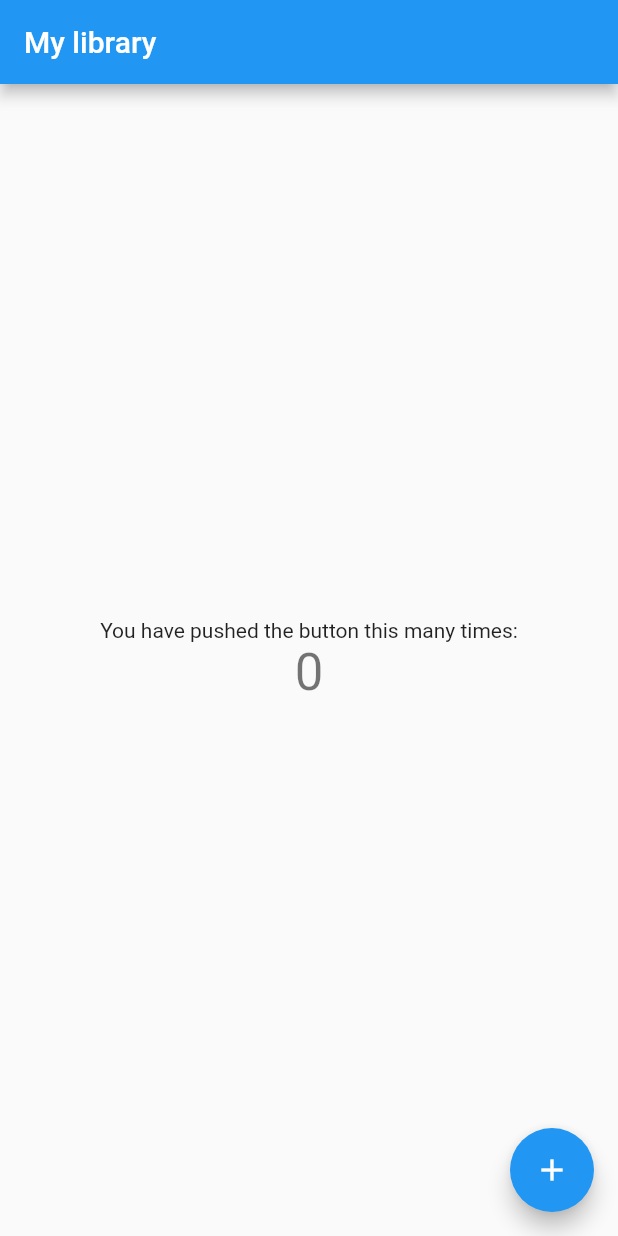
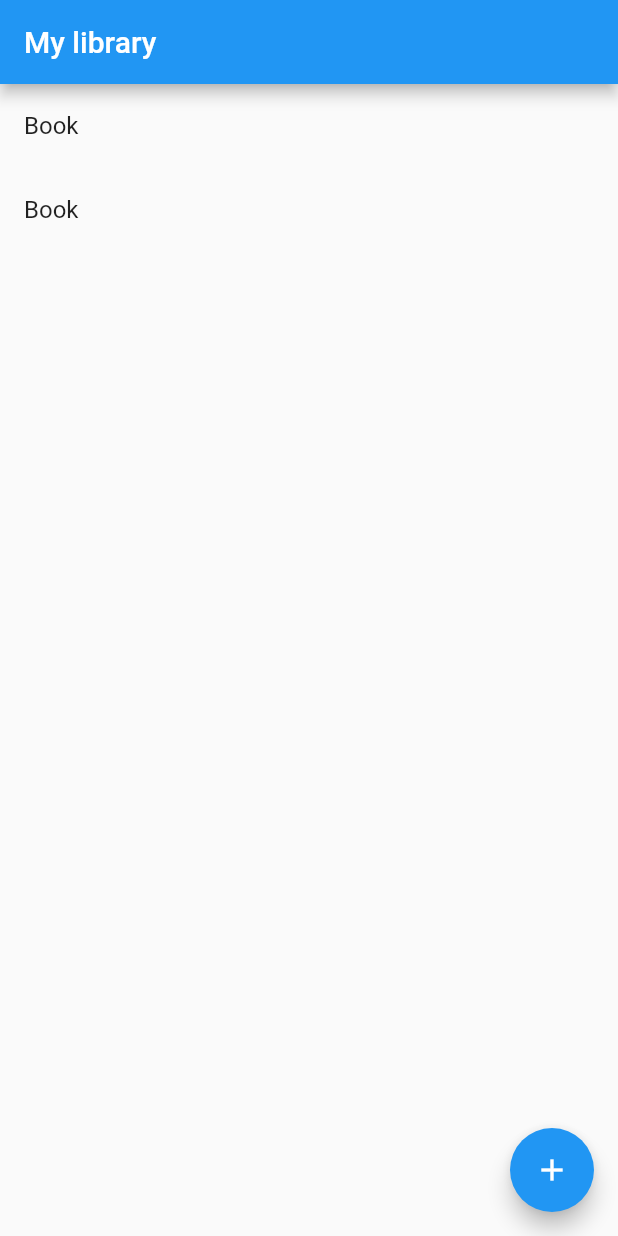
Before and after one commit to sberruer/flutter_mylibrary, a Flutter app: the screen it shows after launch, on a phone screen of 412 x 824 dp. Run offline on Flutter 3.47's test engine with Material 2 defaults, Android fonts, the phone set to English and light mode, and no system bars.

Commit message:
feat: add a library list of books

```diff
--- a/lib/main.dart
+++ b/lib/main.dart
@@ -1,4 +1,7 @@
 import 'package:flutter/material.dart';
+import 'package:flutter_mylibrary/service/BookService.dart';
+
+import 'model/Book.dart';
 
 void main() => runApp(MyApp());
 
@@ -9,15 +12,6 @@ class MyApp extends StatelessWidget {
     return MaterialApp(
       title: 'Flutter Demo',
       theme: ThemeData(
-        // This is the theme of your application.
-        //
-        // Try running your application with "flutter run". You'll see the
-        // application has a blue toolbar. Then, without quitting the app, try
-        // changing the primarySwatch below to Colors.green and then invoke
-        // "hot reload" (press "r" in the console where you ran "flutter run",
-        // or simply save your changes to "hot reload" in a Flutter IDE).
-        // Notice that the counter didn't reset back to zero; the application
-        // is not restarted.
         primarySwatch: Colors.blue,
       ),
       home: MyHomePage(title: 'My library'),
@@ -28,14 +22,7 @@ class MyApp extends StatelessWidget {
 class MyHomePage extends StatefulWidget {
   MyHomePage({Key key, this.title}) : super(key: key);
 
-  // This widget is the home page of your application. It is stateful, meaning
-  // that it has a State object (defined below) that contains fields that affect
-  // how it looks.
-
-  // This class is the configuration for the state. It holds the values (in this
-  // case the title) provided by the parent (in this case the App widget) and
-  // used by the build method of the State. Fields in a Widget subclass are
-  // always marked "final".
+  final BookService bookService = BookService();
 
   final String title;
 
@@ -44,66 +31,31 @@ class MyHomePage extends StatefulWidget {
 }
 
 class _MyHomePageState extends State<MyHomePage> {
-  int _counter = 0;
+  List<Book> books = List();
 
-  void _incrementCounter() {
+  @override
+  void initState() {
+    super.initState();
+
     setState(() {
-      // This call to setState tells the Flutter framework that something has
-      // changed in this State, which causes it to rerun the build method below
-      // so that the display can reflect the updated values. If we changed
-      // _counter without calling setState(), then the build method would not be
-      // called again, and so nothing would appear to happen.
-      _counter++;
+      books = widget.bookService.getAllBooks();
     });
   }
 
   @override
   Widget build(BuildContext context) {
-    // This method is rerun every time setState is called, for instance as done
-    // by the _incrementCounter method above.
-    //
-    // The Flutter framework has been optimized to make rerunning build methods
-    // fast, so that you can just rebuild anything that needs updating rather
-    // than having to individually change instances of widgets.
     return Scaffold(
       appBar: AppBar(
-        // Here we take the value from the MyHomePage object that was created by
-        // the App.build method, and use it to set our appbar title.
         title: Text(widget.title),
       ),
-      body: Center(
-        // Center is a layout widget. It takes a single child and positions it
-        // in the middle of the parent.
-        child: Column(
-          // Column is also a layout widget. It takes a list of children and
-          // arranges them vertically. By default, it sizes itself to fit its
-          // children horizontally, and tries to be as tall as its parent.
-          //
-          // Invoke "debug painting" (press "p" in the console, choose the
-          // "Toggle Debug Paint" action from the Flutter Inspector in Android
-          // Studio, or the "Toggle Debug Paint" command in Visual Studio Code)
-          // to see the wireframe for each widget.
-          //
-          // Column has various properties to control how it sizes itself and
-          // how it positions its children. Here we use mainAxisAlignment to
-          // center the children vertically; the main axis here is the vertical
-          // axis because Columns are vertical (the cross axis would be
-          // horizontal).
-          mainAxisAlignment: MainAxisAlignment.center,
-          children: <Widget>[
-            Text(
-              'You have pushed the button this many times:',
-            ),
-            Text(
-              '$_counter',
-              style: Theme.of(context).textTheme.display1,
-            ),
-          ],
-        ),
-      ),
+      body: ListView.builder(
+          itemCount: books.length,
+          itemBuilder: (_, index) {
+            return ListTile(title: Text("Book"));
+          }),
       floatingActionButton: FloatingActionButton(
-        onPressed: _incrementCounter,
-        tooltip: 'Increment',
+//        onPressed: _incrementCounter,
+        tooltip: 'Add a new book',
         child: Icon(Icons.add),
       ), // This trailing comma makes auto-formatting nicer for build methods.
     );
--- /dev/null
+++ b/lib/model/Book.dart
@@ -0,0 +1,3 @@
+class Book {
+
+}
--- /dev/null
+++ b/lib/service/BookService.dart
@@ -0,0 +1,8 @@
+import 'package:flutter_mylibrary/model/Book.dart';
+
+class BookService {
+  List<Book> getAllBooks() {
+    return [Book(), Book()];
+  }
+
+}
```
